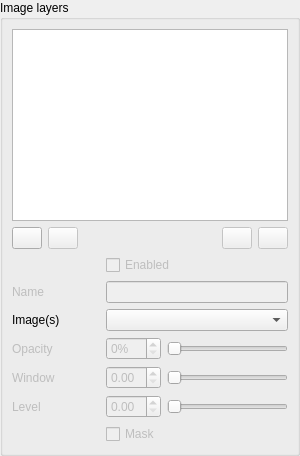
This is src/LayersWidget.ui in ManiVaultStudio/ImageViewerPlugin as Qt 5 draws it before an edit. The edited form follows.
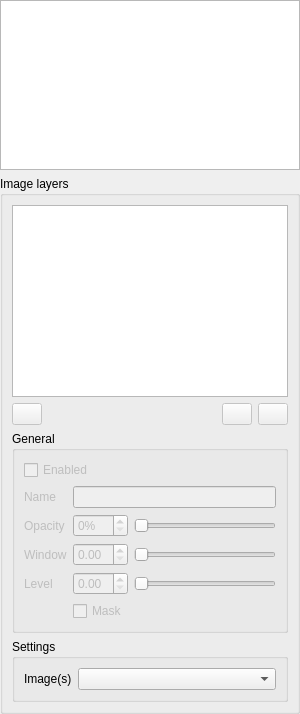
This is the edited form.

The edit to the form file:
```diff
--- a/src/LayersWidget.ui
+++ b/src/LayersWidget.ui
@@ -10,7 +10,7 @@
     <x>0</x>
     <y>0</y>
     <width>300</width>
-    <height>420</height>
+    <height>714</height>
    </rect>
   </property>
   <property name="sizePolicy">
@@ -44,7 +44,7 @@
    <property name="bottomMargin">
     <number>0</number>
    </property>
-   <item row="0" column="0">
+   <item row="1" column="0">
     <widget class="QGroupBox" name="layersGroupBox">
      <property name="enabled">
       <bool>true</bool>
@@ -74,133 +74,7 @@
       <property name="sizeConstraint">
        <enum>QLayout::SetDefaultConstraint</enum>
       </property>
-      <item row="7" column="1" colspan="2">
-       <layout class="QHBoxLayout" name="layerLevelHorizontalLayout">
-        <item>
-         <widget class="QDoubleSpinBox" name="layerLevelDoubleSpinBox">
-          <property name="enabled">
-           <bool>false</bool>
-          </property>
-          <property name="sizePolicy">
-           <sizepolicy hsizetype="Minimum" vsizetype="Fixed">
-            <horstretch>1</horstretch>
-            <verstretch>0</verstretch>
-           </sizepolicy>
-          </property>
-          <property name="minimumSize">
-           <size>
-            <width>55</width>
-            <height>0</height>
-           </size>
-          </property>
-          <property name="maximum">
-           <double>1.000000000000000</double>
-          </property>
-          <property name="singleStep">
-           <double>0.100000000000000</double>
-          </property>
-         </widget>
-        </item>
-        <item>
-         <widget class="QSlider" name="layerLevelHorizontalSlider">
-          <property name="enabled">
-           <bool>false</bool>
-          </property>
-          <property name="sizePolicy">
-           <sizepolicy hsizetype="MinimumExpanding" vsizetype="Fixed">
-            <horstretch>3</horstretch>
-            <verstretch>0</verstretch>
-           </sizepolicy>
-          </property>
-          <property name="orientation">
-           <enum>Qt::Horizontal</enum>
-          </property>
-         </widget>
-        </item>
-       </layout>
-      </item>
-      <item row="3" column="1" colspan="2">
-       <widget class="QLineEdit" name="layerNameLineEdit">
-        <property name="enabled">
-         <bool>false</bool>
-        </property>
-       </widget>
-      </item>
-      <item row="3" column="0">
-       <widget class="QLabel" name="layerNameLabel">
-        <property name="enabled">
-         <bool>false</bool>
-        </property>
-        <property name="text">
-         <string>Name</string>
-        </property>
-       </widget>
-      </item>
-      <item row="8" column="1">
-       <widget class="QCheckBox" name="maskCheckBox">
-        <property name="enabled">
-         <bool>false</bool>
-        </property>
-        <property name="text">
-         <string>Mask</string>
-        </property>
-       </widget>
-      </item>
-      <item row="5" column="1" colspan="2">
-       <layout class="QHBoxLayout" name="layerOpacityHorizontalLayout">
-        <property name="leftMargin">
-         <number>0</number>
-        </property>
-        <item>
-         <widget class="QDoubleSpinBox" name="layerOpacityDoubleSpinBox">
-          <property name="enabled">
-           <bool>false</bool>
-          </property>
-          <property name="sizePolicy">
-           <sizepolicy hsizetype="Minimum" vsizetype="Fixed">
-            <horstretch>1</horstretch>
-            <verstretch>0</verstretch>
-           </sizepolicy>
-          </property>
-          <property name="minimumSize">
-           <size>
-            <width>55</width>
-            <height>0</height>
-           </size>
-          </property>
-          <property name="suffix">
-           <string>%</string>
-          </property>
-          <property name="decimals">
-           <number>0</number>
-          </property>
-          <property name="maximum">
-           <double>100.000000000000000</double>
-          </property>
-          <property name="singleStep">
-           <double>5.000000000000000</double>
-          </property>
-         </widget>
-        </item>
-        <item>
-         <widget class="QSlider" name="layerOpacityHorizontalSlider">
-          <property name="enabled">
-           <bool>false</bool>
-          </property>
-          <property name="sizePolicy">
-           <sizepolicy hsizetype="MinimumExpanding" vsizetype="Fixed">
-            <horstretch>3</horstretch>
-            <verstretch>0</verstretch>
-           </sizepolicy>
-          </property>
-          <property name="orientation">
-           <enum>Qt::Horizontal</enum>
-          </property>
-         </widget>
-        </item>
-       </layout>
-      </item>
-      <item row="0" column="0" colspan="3">
+      <item row="1" column="0" colspan="3">
        <layout class="QVBoxLayout" name="verticalLayout">
         <property name="sizeConstraint">
          <enum>QLayout::SetDefaultConstraint</enum>
@@ -283,31 +157,6 @@
           <property name="leftMargin">
            <number>0</number>
           </property>
-          <item>
-           <widget class="QPushButton" name="layerAddPushButton">
-            <property name="enabled">
-             <bool>true</bool>
-            </property>
-            <property name="sizePolicy">
-             <sizepolicy hsizetype="Minimum" vsizetype="Fixed">
-              <horstretch>0</horstretch>
-              <verstretch>0</verstretch>
-             </sizepolicy>
-            </property>
-            <property name="minimumSize">
-             <size>
-              <width>30</width>
-              <height>0</height>
-             </size>
-            </property>
-            <property name="toolTip">
-             <string>Add a new layer</string>
-            </property>
-            <property name="text">
-             <string/>
-            </property>
-           </widget>
-          </item>
           <item>
            <widget class="QPushButton" name="layerRemovePushButton">
             <property name="enabled">
@@ -404,29 +253,72 @@
           </item>
          </layout>
         </item>
-       </layout>
-      </item>
-      <item row="7" column="0">
-       <widget class="QLabel" name="layerLevelLabel">
-        <property name="enabled">
-         <bool>false</bool>
-        </property>
-        <property name="text">
-         <string>Level</string>
-        </property>
-       </widget>
-      </item>
-      <item row="5" column="0">
-       <widget class="QLabel" name="layerOpacityLabel">
-        <property name="enabled">
-         <bool>false</bool>
-        </property>
-        <property name="text">
-         <string>Opacity</string>
-        </property>
-       </widget>
-      </item>
-      <item row="6" column="1" colspan="2">
+        <item>
+         <widget class="QGroupBox" name="generalGroupBox">
+          <property name="title">
+           <string>General</string>
+          </property>
+          <layout class="QGridLayout" name="gridLayout_5">
+           <item row="0" column="0">
+            <layout class="QGridLayout" name="generalGridLayout">
+             <property name="topMargin">
+              <number>0</number>
+             </property>
+             <item row="2" column="1">
+              <layout class="QHBoxLayout" name="layerOpacityHorizontalLayout">
+               <property name="leftMargin">
+                <number>0</number>
+               </property>
+               <item>
+                <widget class="QDoubleSpinBox" name="layerOpacityDoubleSpinBox">
+                 <property name="enabled">
+                  <bool>false</bool>
+                 </property>
+                 <property name="sizePolicy">
+                  <sizepolicy hsizetype="Minimum" vsizetype="Fixed">
+                   <horstretch>1</horstretch>
+                   <verstretch>0</verstretch>
+                  </sizepolicy>
+                 </property>
+                 <property name="minimumSize">
+                  <size>
+                   <width>55</width>
+                   <height>0</height>
+                  </size>
+                 </property>
+                 <property name="suffix">
+                  <string>%</string>
+                 </property>
+                 <property name="decimals">
+                  <number>0</number>
+                 </property>
+                 <property name="maximum">
+                  <double>100.000000000000000</double>
+                 </property>
+                 <property name="singleStep">
+                  <double>5.000000000000000</double>
+                 </property>
+                </widget>
+               </item>
+               <item>
+                <widget class="QSlider" name="layerOpacityHorizontalSlider">
+                 <property name="enabled">
+                  <bool>false</bool>
+                 </property>
+                 <property name="sizePolicy">
+                  <sizepolicy hsizetype="MinimumExpanding" vsizetype="Fixed">
+                   <horstretch>3</horstretch>
+                   <verstretch>0</verstretch>
+                  </sizepolicy>
+                 </property>
+                 <property name="orientation">
+                  <enum>Qt::Horizontal</enum>
+                 </property>
+                </widget>
+               </item>
+              </layout>
+             </item>
+             <item row="3" column="1">
        <layout class="QHBoxLayout" name="layerWindowHorizontalLayout">
         <item>
          <widget class="QDoubleSpinBox" name="layerWindowDoubleSpinBox">
@@ -471,23 +363,24 @@
         </item>
        </layout>
       </item>
-      <item row="1" column="1" colspan="2">
-       <widget class="QCheckBox" name="layerEnabledCheckBox">
+             <item row="1" column="1">
+              <widget class="QLineEdit" name="layerNameLineEdit">
         <property name="enabled">
          <bool>false</bool>
         </property>
-        <property name="sizePolicy">
-         <sizepolicy hsizetype="Minimum" vsizetype="Fixed">
-          <horstretch>0</horstretch>
-          <verstretch>0</verstretch>
-         </sizepolicy>
+              </widget>
+             </item>
+             <item row="2" column="0">
+              <widget class="QLabel" name="layerOpacityLabel">
+               <property name="enabled">
+                <bool>false</bool>
         </property>
         <property name="text">
-         <string>Enabled</string>
+                <string>Opacity</string>
         </property>
        </widget>
       </item>
-      <item row="6" column="0">
+             <item row="3" column="0">
        <widget class="QLabel" name="layerWindowLabel">
         <property name="enabled">
          <bool>false</bool>
@@ -497,18 +390,169 @@
         </property>
        </widget>
       </item>
+             <item row="4" column="1">
+              <layout class="QHBoxLayout" name="layerLevelHorizontalLayout">
+               <item>
+                <widget class="QDoubleSpinBox" name="layerLevelDoubleSpinBox">
+                 <property name="enabled">
+                  <bool>false</bool>
+                 </property>
+                 <property name="sizePolicy">
+                  <sizepolicy hsizetype="Minimum" vsizetype="Fixed">
+                   <horstretch>1</horstretch>
+                   <verstretch>0</verstretch>
+                  </sizepolicy>
+                 </property>
+                 <property name="minimumSize">
+                  <size>
+                   <width>55</width>
+                   <height>0</height>
+                  </size>
+                 </property>
+                 <property name="maximum">
+                  <double>1.000000000000000</double>
+                 </property>
+                 <property name="singleStep">
+                  <double>0.100000000000000</double>
+                 </property>
+                </widget>
+               </item>
+               <item>
+                <widget class="QSlider" name="layerLevelHorizontalSlider">
+                 <property name="enabled">
+                  <bool>false</bool>
+                 </property>
+                 <property name="sizePolicy">
+                  <sizepolicy hsizetype="MinimumExpanding" vsizetype="Fixed">
+                   <horstretch>3</horstretch>
+                   <verstretch>0</verstretch>
+                  </sizepolicy>
+                 </property>
+                 <property name="orientation">
+                  <enum>Qt::Horizontal</enum>
+                 </property>
+                </widget>
+               </item>
+              </layout>
+             </item>
+             <item row="1" column="0">
+              <widget class="QLabel" name="layerNameLabel">
+               <property name="enabled">
+                <bool>false</bool>
+               </property>
+               <property name="text">
+                <string>Name</string>
+               </property>
+              </widget>
+             </item>
       <item row="4" column="0">
-       <widget class="QLabel" name="label">
+              <widget class="QLabel" name="layerLevelLabel">
+               <property name="enabled">
+                <bool>false</bool>
+               </property>
+               <property name="text">
+                <string>Level</string>
+               </property>
+              </widget>
+             </item>
+             <item row="0" column="0" colspan="2">
+              <widget class="QCheckBox" name="layerEnabledCheckBox">
+               <property name="enabled">
+                <bool>false</bool>
+               </property>
+               <property name="sizePolicy">
+                <sizepolicy hsizetype="Minimum" vsizetype="Fixed">
+                 <horstretch>0</horstretch>
+                 <verstretch>0</verstretch>
+                </sizepolicy>
+               </property>
+               <property name="text">
+                <string>Enabled</string>
+               </property>
+              </widget>
+             </item>
+             <item row="5" column="1">
+              <widget class="QCheckBox" name="maskCheckBox">
+               <property name="enabled">
+                <bool>false</bool>
+               </property>
+               <property name="text">
+                <string>Mask</string>
+               </property>
+              </widget>
+             </item>
+            </layout>
+           </item>
+          </layout>
+         </widget>
+        </item>
+        <item>
+         <widget class="QGroupBox" name="settingsGroupBox">
+          <property name="title">
+           <string>Settings</string>
+          </property>
+          <layout class="QVBoxLayout" name="verticalLayout_2">
+           <property name="leftMargin">
+            <number>0</number>
+           </property>
+           <property name="topMargin">
+            <number>0</number>
+           </property>
+           <property name="rightMargin">
+            <number>0</number>
+           </property>
+           <property name="bottomMargin">
+            <number>0</number>
+           </property>
+           <item>
+            <widget class="QStackedWidget" name="settingsStackedWidget">
+             <property name="currentIndex">
+              <number>0</number>
+             </property>
+             <widget class="QWidget" name="page">
+              <layout class="QGridLayout" name="gridLayout_6">
+               <item row="0" column="0">
+                <layout class="QGridLayout" name="imagesGridLayout">
+                 <property name="topMargin">
+                  <number>0</number>
+                 </property>
+                 <property name="horizontalSpacing">
+                  <number>6</number>
+                 </property>
+                 <item row="0" column="0">
+                  <widget class="QLabel" name="imagesLabel">
         <property name="text">
          <string>Image(s)</string>
         </property>
        </widget>
       </item>
-      <item row="4" column="1" colspan="2">
-       <widget class="QComboBox" name="comboBox"/>
-      </item>
-     </layout>
-    </widget>
+                 <item row="0" column="1">
+                  <widget class="QComboBox" name="imagesComboBox">
+                   <property name="sizePolicy">
+                    <sizepolicy hsizetype="Preferred" vsizetype="Fixed">
+                     <horstretch>1</horstretch>
+                     <verstretch>0</verstretch>
+                    </sizepolicy>
+                   </property>
+                  </widget>
+                 </item>
+                </layout>
+               </item>
+              </layout>
+             </widget>
+             <widget class="QWidget" name="page_2"/>
+            </widget>
+           </item>
+          </layout>
+         </widget>
+        </item>
+       </layout>
+      </item>
+     </layout>
+    </widget>
+   </item>
+   <item row="0" column="0">
+    <widget class="QTreeView" name="datasetsTreeView"/>
    </item>
   </layout>
  </widget>
```
Lines whose indentation alone changed are shown as unchanged.
